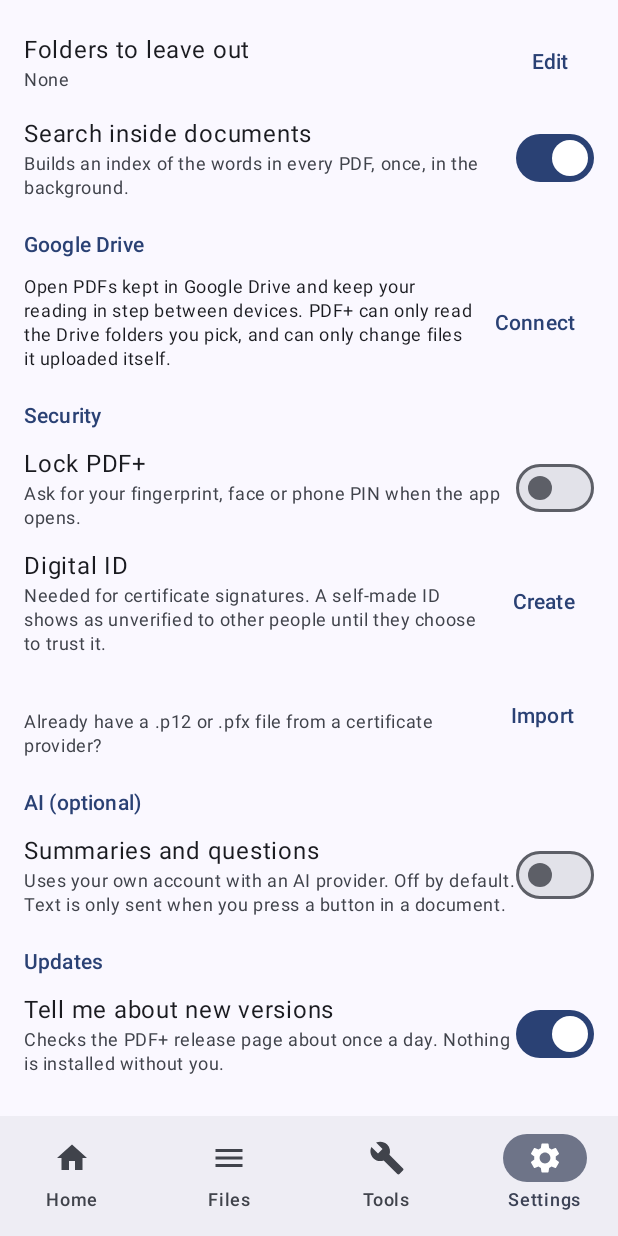
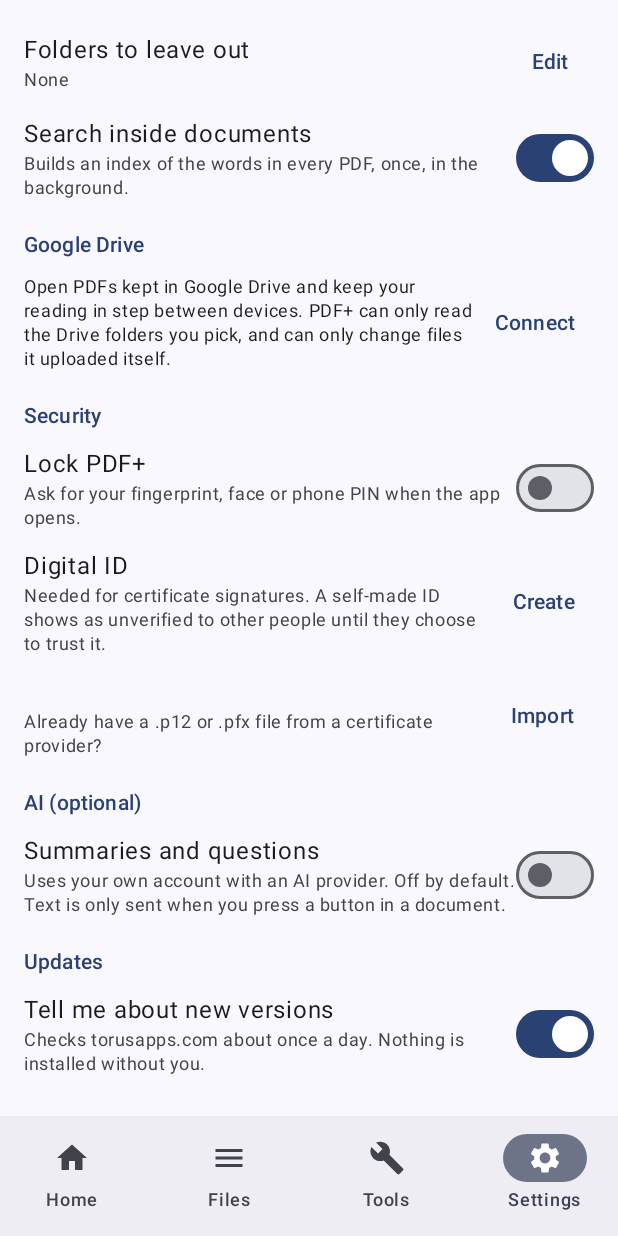
Before and after one commit to CustomGPTer/pdfplus, an Android app built with Jetpack Compose: the screen it shows after launch (MainActivity), item 4 of the bottom bar chosen, scrolled down 520 dp, on a phone screen of 412 x 824 dp. Run offline under Robolectric (Android 15) with nearby library versions, the phone set to English and light mode, and no system bars; libraries missing offline, so code that uses them is left out: com.artifex.mupdf, com.google.mlkit.vision, org.bouncycastle.asn1, org.bouncycastle.cert, org.bouncycastle.cms and 1 more; pictures from the network do not load; 1 statement that could not run was skipped.

Commit message:
PDF+ 1.0.1: tie into TorusApps.com (update check via the signed catalogue, website, privacy, More apps, opening screen) and add the Release workflow
Co-Authored-By: Claude Opus 5.5 <noreply@anthropic.com>
Claude-Session: https://claude.ai/code/session_015dLhKrrBqefw4Kiuk3Wfkp

```diff
--- a/app/build.gradle.kts
+++ b/app/build.gradle.kts
@@ -19,8 +19,8 @@ android {
         applicationId = "uk.jj.pdfplus"
         minSdk = 30
         targetSdk = 35
-        versionCode = 2
-        versionName = "1.0"
+        versionCode = 3
+        versionName = "1.0.1"
         ndk { abiFilters += "arm64-v8a" }
     }
 
--- a/app/src/main/java/uk/jj/pdfplus/MainActivity.kt
+++ b/app/src/main/java/uk/jj/pdfplus/MainActivity.kt
@@ -78,7 +78,19 @@ class MainActivity : FragmentActivity() {
         speaker = Speaker(this, App.instance.scope)
         locked = App.prefs.appLock
         if (savedInstanceState == null) handleIntent(intent)
-        setContent { PdfPlusTheme { Root() } }
+        val first = savedInstanceState == null
+        setContent {
+            PdfPlusTheme {
+                var opening by androidx.compose.runtime.saveable.rememberSaveable { mutableStateOf(first) }
+                Root()
+                if (opening) OpeningScreen(
+                    name = "PDF+", tagline = "Read, mark up and sign PDFs",
+                    background = MaterialTheme.colorScheme.background, ink = MaterialTheme.colorScheme.onBackground,
+                    accent = MaterialTheme.colorScheme.primary, iconBackground = androidx.compose.ui.graphics.Color(0xFF1F5FA8),
+                    onFinished = { opening = false },
+                )
+            }
+        }
         if (locked) unlock()
         maybeCheckUpdate()
     }
@@ -156,9 +168,9 @@ class MainActivity : FragmentActivity() {
             }
         }
         update?.let { r ->
-            AlertDialog(onDismissRequest = { update = null }, title = { Text("PDF+ ${r.version} is available") },
-                text = { Text(r.notes.ifBlank { "A newer version is ready to download." } + "\n\nThe download opens in your browser. Install it over the top and your settings are kept.") },
-                confirmButton = { TextButton(onClick = { update = null; openUrl(r.apkUrl.ifBlank { r.pageUrl }) }) { Text("Download") } },
+            AlertDialog(onDismissRequest = { update = null }, title = { Text("Update available") },
+                text = { Text(r.notes.ifBlank { "PDF+ ${r.version} is out." } + "\n\nIts page on torusapps.com opens in your browser. Install it over the top and your settings are kept.") },
+                confirmButton = { TextButton(onClick = { update = null; openUrl(r.apkUrl.ifBlank { r.pageUrl }) }) { Text("Open page") } },
                 dismissButton = { Row { TextButton(onClick = { App.prefs.set("skippedVersion", r.version); update = null }) { Text("Skip this version") }; TextButton(onClick = { update = null }) { Text("Later") } } })
         }
     }
--- /dev/null
+++ b/app/src/main/java/uk/jj/pdfplus/OpeningScreen.kt
@@ -0,0 +1,168 @@
+package uk.jj.pdfplus
+
+import androidx.compose.animation.core.Animatable
+import androidx.compose.animation.core.CubicBezierEasing
+import androidx.compose.animation.core.FastOutSlowInEasing
+import androidx.compose.animation.core.LinearEasing
+import androidx.compose.animation.core.Spring
+import androidx.compose.animation.core.spring
+import androidx.compose.animation.core.tween
+import androidx.compose.foundation.Image
+import androidx.compose.foundation.background
+import androidx.compose.foundation.Canvas
+import androidx.compose.foundation.interaction.MutableInteractionSource
+import androidx.compose.foundation.clickable
+import androidx.compose.foundation.layout.Arrangement
+import androidx.compose.foundation.layout.Box
+import androidx.compose.foundation.layout.Column
+import androidx.compose.foundation.layout.Row
+import androidx.compose.foundation.layout.Spacer
+import androidx.compose.foundation.layout.fillMaxSize
+import androidx.compose.foundation.layout.height
+import androidx.compose.foundation.layout.size
+import androidx.compose.foundation.shape.RoundedCornerShape
+import androidx.compose.runtime.Composable
+import androidx.compose.runtime.LaunchedEffect
+import androidx.compose.runtime.remember
+import androidx.compose.ui.Alignment
+import androidx.compose.ui.Modifier
+import androidx.compose.ui.draw.clip
+import androidx.compose.ui.geometry.Offset
+import androidx.compose.ui.geometry.Size
+import androidx.compose.ui.graphics.Brush
+import androidx.compose.ui.graphics.Color
+import androidx.compose.ui.graphics.StrokeCap
+import androidx.compose.ui.graphics.drawscope.Stroke
+import androidx.compose.ui.graphics.graphicsLayer
+import androidx.compose.ui.layout.layout
+import androidx.compose.ui.res.painterResource
+import androidx.compose.ui.semantics.contentDescription
+import androidx.compose.ui.semantics.semantics
+import androidx.compose.ui.text.TextStyle
+import androidx.compose.ui.text.font.FontWeight
+import androidx.compose.ui.unit.dp
+import androidx.compose.ui.unit.sp
+import kotlinx.coroutines.coroutineScope
+import kotlinx.coroutines.delay
+import kotlinx.coroutines.launch
+
+/**
+ * The 2-second animated opening screen shown after Android's own splash. It starts on the same
+ * background with the icon in the same place, so the hand-over is seamless, then lights a ring
+ * round the icon, brings in the name and line, and dissolves into the app drawn underneath.
+ */
+@Composable
+fun OpeningScreen(
+    name: String,
+    tagline: String,
+    background: Color,
+    ink: Color,
+    accent: Color,
+    iconBackground: Color,
+    onFinished: () -> Unit,
+    iconBackgroundRes: Int? = null,
+) {
+    val icon = remember { Animatable(0.92f) }
+    val ring = remember { Animatable(0f) }
+    val glow = remember { Animatable(0f) }
+    val title = remember { Animatable(0f) }
+    val line = remember { Animatable(0f) }
+    val out = remember { Animatable(0f) }
+    val ease = CubicBezierEasing(0.2f, 0f, 0f, 1f)
+    LaunchedEffect(Unit) {
+        coroutineScope {
+            launch { icon.animateTo(1f, spring(dampingRatio = 0.55f, stiffness = Spring.StiffnessLow)) }
+            launch { delay(120); ring.animateTo(1f, tween(780, easing = FastOutSlowInEasing)) }
+            launch { delay(160); glow.animateTo(1f, tween(900, easing = ease)) }
+            launch { delay(380); title.animateTo(1f, tween(560, easing = ease)) }
+            launch { delay(620); line.animateTo(1f, tween(520, easing = ease)) }
+            launch { delay(1600); out.animateTo(1f, tween(400, easing = LinearEasing)) }
+        }
+        onFinished()
+    }
+    Box(
+        Modifier
+            .fillMaxSize()
+            .graphicsLayer { alpha = 1f - out.value }
+            .background(background)
+            .clickable(interactionSource = remember { MutableInteractionSource() }, indication = null) {}
+            .semantics { contentDescription = name },
+        contentAlignment = Alignment.Center,
+    ) {
+        Canvas(Modifier.fillMaxSize()) {
+            val c = Offset(size.width / 2f, size.height / 2f)
+            val r = 150.dp.toPx() * (0.6f + 0.4f * glow.value)
+            drawCircle(
+                Brush.radialGradient(listOf(accent.copy(alpha = 0.30f * glow.value * (1f - out.value)), Color.Transparent), c, r),
+                radius = r, center = c,
+            )
+        }
+        Box(
+            contentAlignment = Alignment.Center,
+            modifier = Modifier.fillMaxSize().graphicsLayer {
+                val s = 1f + 0.05f * out.value
+                scaleX = s; scaleY = s
+            },
+        ) {
+            Box(contentAlignment = Alignment.Center, modifier = Modifier.size(132.dp)) {
+                Canvas(Modifier.size(132.dp)) {
+                    val w = 3.dp.toPx()
+                    drawArc(
+                        brush = Brush.sweepGradient(listOf(accent.copy(alpha = 0f), accent, accent)),
+                        startAngle = -90f, sweepAngle = 360f * ring.value, useCenter = false,
+                        topLeft = Offset(w, w), size = Size(size.width - 2 * w, size.height - 2 * w),
+                        style = Stroke(width = w, cap = StrokeCap.Round),
+                        alpha = 1f - 0.6f * out.value,
+                    )
+                }
+                Box(
+                    Modifier
+                        .size(104.dp)
+                        .graphicsLayer { scaleX = icon.value; scaleY = icon.value }
+                        .clip(RoundedCornerShape(30.dp))
+                        .background(iconBackground),
+                    contentAlignment = Alignment.Center,
+                ) {
+                    if (iconBackgroundRes != null) Image(painterResource(iconBackgroundRes), null, Modifier.size(104.dp).graphicsLayer { scaleX = 1.5f; scaleY = 1.5f })
+                    Image(painterResource(R.drawable.ic_launcher_foreground), null, Modifier.size(104.dp).graphicsLayer { scaleX = 1.5f; scaleY = 1.5f })
+                }
+            }
+            Column(
+                horizontalAlignment = Alignment.CenterHorizontally,
+                modifier = Modifier.align(Alignment.TopCenter).layout { m, c ->
+                    val pl = m.measure(c.copy(minHeight = 0))
+                    layout(c.maxWidth, c.maxHeight) { pl.place((c.maxWidth - pl.width) / 2, c.maxHeight / 2 + 66.dp.roundToPx() + 26.dp.roundToPx()) }
+                },
+            ) {
+            Row(
+                horizontalArrangement = Arrangement.Center,
+                modifier = Modifier.graphicsLayer {
+                    alpha = title.value
+                    translationY = (1f - title.value) * 18.dp.toPx()
+                },
+            ) {
+                androidx.compose.foundation.text.BasicText(
+                    name,
+                    style = TextStyle(fontSize = 34.sp, fontWeight = FontWeight.ExtraBold, letterSpacing = (0.5f + 2.5f * (1f - title.value)).sp, color = ink),
+                )
+            }
+            Spacer(Modifier.height(8.dp))
+            androidx.compose.foundation.text.BasicText(
+                tagline,
+                style = TextStyle(fontSize = 15.sp, fontWeight = FontWeight.Medium, color = ink.copy(alpha = 0.66f)),
+                modifier = Modifier.graphicsLayer {
+                    alpha = line.value
+                    translationY = (1f - line.value) * 12.dp.toPx()
+                },
+            )
+            Spacer(Modifier.height(18.dp))
+            Box(
+                Modifier
+                    .size(width = (56f * line.value).dp, height = 3.dp)
+                    .clip(RoundedCornerShape(2.dp))
+                    .background(accent),
+            )
+            }
+        }
+    }
+}
--- /dev/null
+++ b/app/src/main/java/uk/jj/pdfplus/TorusLinks.kt
@@ -0,0 +1,41 @@
+package uk.jj.pdfplus
+
+import kotlinx.coroutines.Dispatchers
+import kotlinx.coroutines.withContext
+import java.net.HttpURLConnection
+import java.net.URL
+
+/** Links to TorusApps.com, and the update check against its signed catalogue. Sends nothing about the user. */
+object TorusLinks {
+    const val SLUG = "pdfplus"
+    const val HOME = "https://torusapps.com/"
+    const val PAGE = "https://torusapps.com/pdfplus/"
+    const val PRIVACY = "https://torusapps.com/privacy/"
+    const val EMAIL = "hello@torusapps.com"
+    const val DEVELOPER = "Developed by Jonathan Jackson"
+    private const val CATALOGUE = "https://torusapps.com/catalogue.json"
+    private const val KEY = "w0UBOBm/Y9AEHf0UmYVuuedWubQzc2T6RRHzhpZuSYM="
+
+    /** The newest version name listed for this app in the signed catalogue, or null if it can't be read or the seal is wrong. */
+    suspend fun latestVersion(): String? = withContext(Dispatchers.IO) { latestVersionNow() }
+
+    /** Same as [latestVersion] for callers already off the main thread. */
+    fun latestVersionNow(): String? =
+        runCatching {
+            val body = get(CATALOGUE)
+            val sig = android.util.Base64.decode(String(get("$CATALOGUE.sig"), Charsets.US_ASCII).trim(), android.util.Base64.DEFAULT)
+            val key = android.util.Base64.decode(KEY, android.util.Base64.DEFAULT)
+            if (!Ed25519Verify.verify(key, body, sig)) return@runCatching null
+            val apps = org.json.JSONObject(String(body, Charsets.UTF_8)).getJSONArray("apps")
+            (0 until apps.length()).map { apps.getJSONObject(it) }.firstOrNull { it.optString("id") == SLUG }?.optString("version")?.ifBlank { null }
+        }.getOrNull()
+
+    private fun get(url: String): ByteArray {
+        val c = URL(url).openConnection() as HttpURLConnection
+        c.connectTimeout = 10_000; c.readTimeout = 15_000
+        try {
+            check(c.responseCode == 200)
+            return c.inputStream.use { it.readBytes() }
+        } finally { c.disconnect() }
+    }
+}
--- a/app/src/main/java/uk/jj/pdfplus/extras/Extras.kt
+++ b/app/src/main/java/uk/jj/pdfplus/extras/Extras.kt
@@ -236,7 +236,7 @@ object Ai {
 // ---------------- New-version check ----------------
 
 object Updates {
-    /** The public repository whose latest release is treated as the newest version. */
+    /** The public repository that holds PDF+'s source code (AGPL). New versions are found on torusapps.com. */
     const val REPO = "CustomGPTer/pdfplus"
 
     class Release(val version: String, val pageUrl: String, val apkUrl: String, val notes: String)
@@ -251,17 +251,10 @@ object Updates {
 
     suspend fun check(): Release? = withContext(Dispatchers.IO) {
         runCatching {
-            val c = URL("https://api.github.com/repos/$REPO/releases/latest").openConnection() as HttpURLConnection
-            c.connectTimeout = 10000; c.readTimeout = 10000
-            c.setRequestProperty("Accept", "application/vnd.github+json")
-            if (c.responseCode != 200) return@runCatching null
-            val j = JSONObject(c.inputStream.bufferedReader().use { it.readText() })
-            val tag = j.optString("tag_name")
+            // torusapps.com's signed catalogue holds the newest version; its page has the download.
+            val tag = uk.jj.pdfplus.TorusLinks.latestVersionNow() ?: return@runCatching null
             if (!isNewer(tag, BuildConfig.VERSION_NAME)) return@runCatching null
-            val assets = j.optJSONArray("assets")
-            var apk = ""
-            if (assets != null) for (i in 0 until assets.length()) { val a = assets.getJSONObject(i); if (a.optString("name").endsWith(".apk")) apk = a.optString("browser_download_url") }
-            Release(tag.removePrefix("v"), j.optString("html_url"), apk, j.optString("body").take(1200))
+            Release(tag, uk.jj.pdfplus.TorusLinks.PAGE, "", "")
         }.getOrNull()
     }
 }
--- a/app/src/main/java/uk/jj/pdfplus/ui/SettingsScreen.kt
+++ b/app/src/main/java/uk/jj/pdfplus/ui/SettingsScreen.kt
@@ -123,12 +123,18 @@ fun SettingsTab(onAuthenticate: (String, () -> Unit) -> Unit, onUpdate: (Updates
         }
 
         SectionTitle("Updates")
-        Toggle("Tell me about new versions", "Checks the PDF+ release page about once a day. Nothing is installed without you.", p.updateCheck) { p.updateCheck = it }
+        Toggle("Tell me about new versions", "Checks torusapps.com about once a day. Nothing is installed without you.", p.updateCheck) { p.updateCheck = it }
         Line("Version ${BuildConfig.VERSION_NAME}", "", "Check now") {
-            scope.launch { val r = Updates.check(); if (r != null) onUpdate(r) else ctx.toast("You have the latest version, or the release page could not be reached.") }
+            scope.launch { val r = Updates.check(); if (r != null) onUpdate(r) else ctx.toast("You have the latest version, or torusapps.com could not be reached.") }
         }
 
         SectionTitle("About")
+        Line("PDF+ ${BuildConfig.VERSION_NAME}", uk.jj.pdfplus.TorusLinks.DEVELOPER)
+        Line("Website", "torusapps.com/pdfplus", "Open") { ctx.openUrl(uk.jj.pdfplus.TorusLinks.PAGE) }
+        Line("More apps", "Other free apps by the same developer", "Open") { ctx.openUrl(uk.jj.pdfplus.TorusLinks.HOME) }
+        Line("Privacy policy", "torusapps.com/privacy", "Open") { ctx.openUrl(uk.jj.pdfplus.TorusLinks.PRIVACY) }
+        Line("Email", uk.jj.pdfplus.TorusLinks.EMAIL, "Write") { ctx.openUrl("mailto:" + uk.jj.pdfplus.TorusLinks.EMAIL) }
+        Line("Source code", "github.com/${Updates.REPO}", "Open") { ctx.openUrl("https://github.com/${Updates.REPO}") }
         Text(
             "PDF+ is free software released under the GNU Affero General Public License, version 3. Its source code is published at github.com/${Updates.REPO}.\n\n" +
                 "It is built on MuPDF by Artifex Software (AGPL v3), Bouncy Castle (MIT licence), Google ML Kit and the Android Jetpack libraries (Apache 2.0).\n\n" +
--- /dev/null
+++ b/app/src/main/res/values-night-v31/themes.xml
@@ -0,0 +1,11 @@
+<?xml version="1.0" encoding="utf-8"?>
+<resources>
+    <style name="Theme.PdfPlus" parent="android:Theme.Material.NoActionBar">
+        <item name="android:windowBackground">@color/window</item>
+        <item name="android:statusBarColor">@android:color/transparent</item>
+        <item name="android:navigationBarColor">@android:color/transparent</item>
+        <item name="android:windowSplashScreenBackground">@color/window</item>
+        <item name="android:windowSplashScreenAnimatedIcon">@drawable/ic_launcher_foreground</item>
+        <item name="android:windowSplashScreenIconBackgroundColor">@color/icon_background</item>
+    </style>
+</resources>
--- /dev/null
+++ b/app/src/main/res/values-v31/themes.xml
@@ -0,0 +1,11 @@
+<?xml version="1.0" encoding="utf-8"?>
+<resources>
+    <style name="Theme.PdfPlus" parent="android:Theme.Material.Light.NoActionBar">
+        <item name="android:windowBackground">@color/window</item>
+        <item name="android:statusBarColor">@android:color/transparent</item>
+        <item name="android:navigationBarColor">@android:color/transparent</item>
+        <item name="android:windowSplashScreenBackground">@color/window</item>
+        <item name="android:windowSplashScreenAnimatedIcon">@drawable/ic_launcher_foreground</item>
+        <item name="android:windowSplashScreenIconBackgroundColor">@color/icon_background</item>
+    </style>
+</resources>
```
Also changed, not shown: app/src/main/java/uk/jj/pdfplus/Ed25519Verify.java (added, +95 -0 lines), 1 other file.
